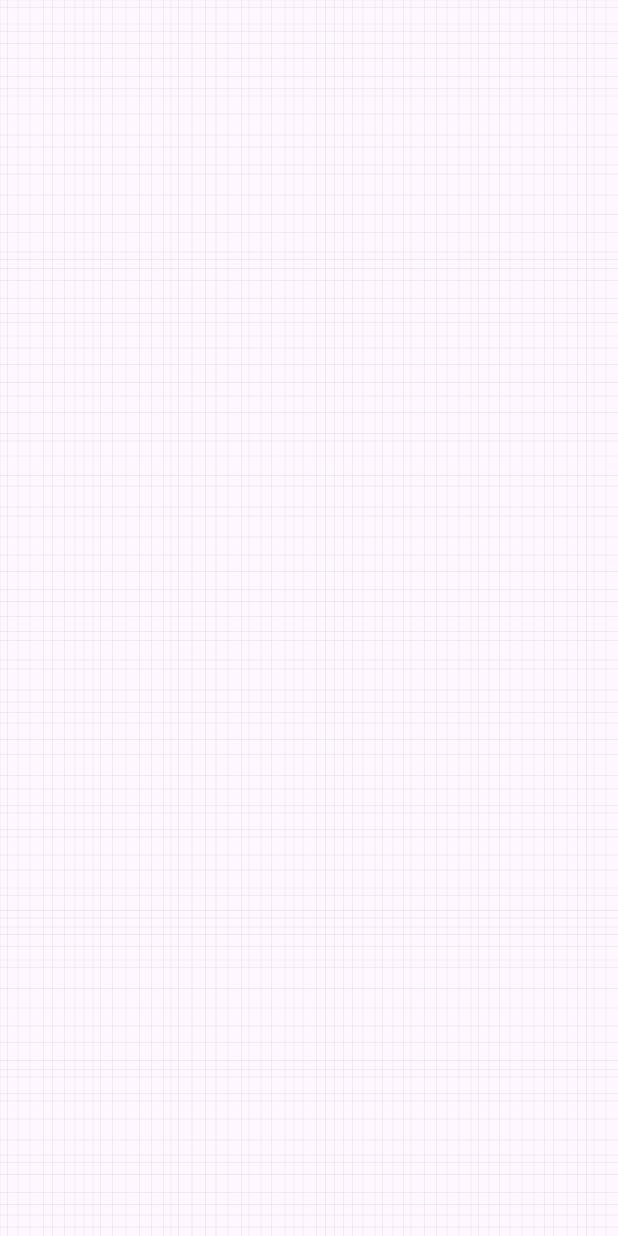
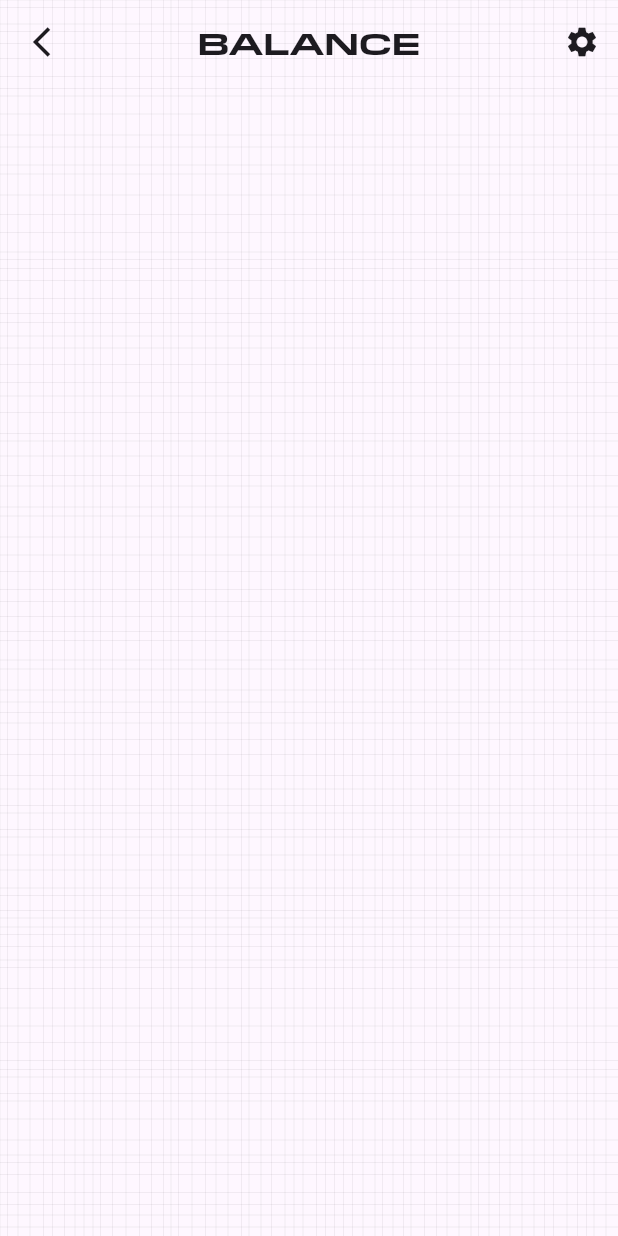
Before and after one commit to johnnybeatzxxd/Flutter-Keno-Android-App, a Flutter app: the screen it shows after launch, on a phone screen of 412 x 824 dp. Run offline on Flutter 3.47's test engine with Material 3 defaults, Android fonts, the phone set to English and light mode, and no system bars.

Commit message:
added an app bar in homePage

```diff
--- a/lib/pages/home.dart
+++ b/lib/pages/home.dart
@@ -15,7 +15,18 @@ class HomePage extends StatelessWidget {
               size: Size.fromHeight(MediaQuery.of(context).size.height),
               painter: LinePainter(context),
             ),
-            const Column()]),)
+             Column(
+              children: [
+                AppBar(
+                  backgroundColor: Colors.transparent,
+                  elevation: 0,
+                  title: Text('BALANCE', style: TextStyle(color: Theme.of(context).colorScheme.onBackground, fontFamily: "PilatExtended",fontSize: 20)),
+                  centerTitle: true,
+                  leading: IconButton(icon:  Icon(Icons.arrow_back_ios_sharp,color: Theme.of(context).colorScheme.onBackground,),onPressed: (){},),
+                  actions: [IconButton(onPressed: (){}, icon:  Icon(Icons.settings,color : Theme.of(context).colorScheme.onBackground))],
+                ),
+              ],
+            )]),)
     ,);
   }
 }
```
